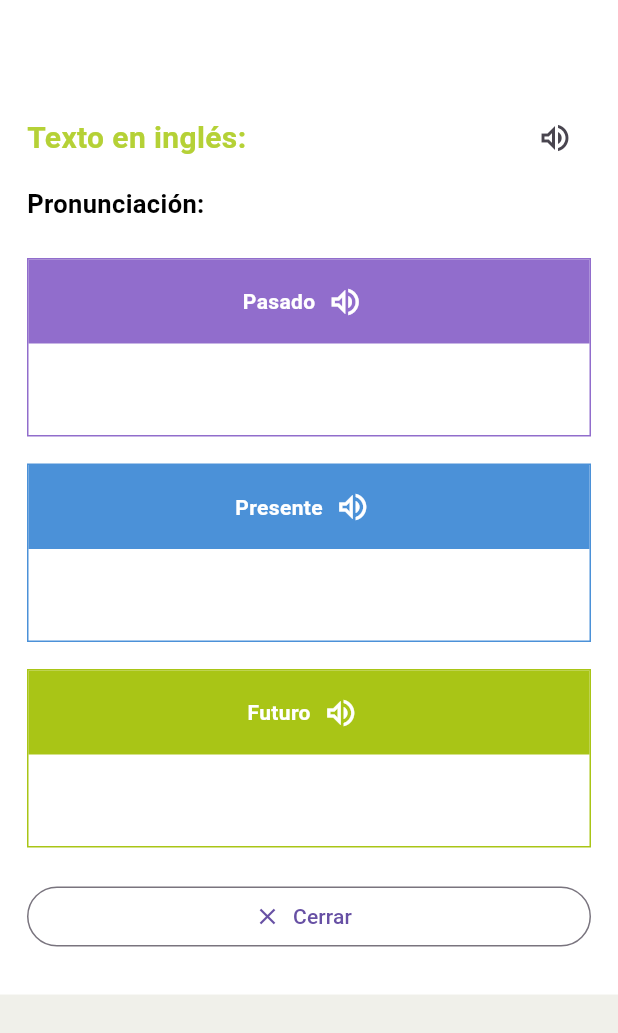
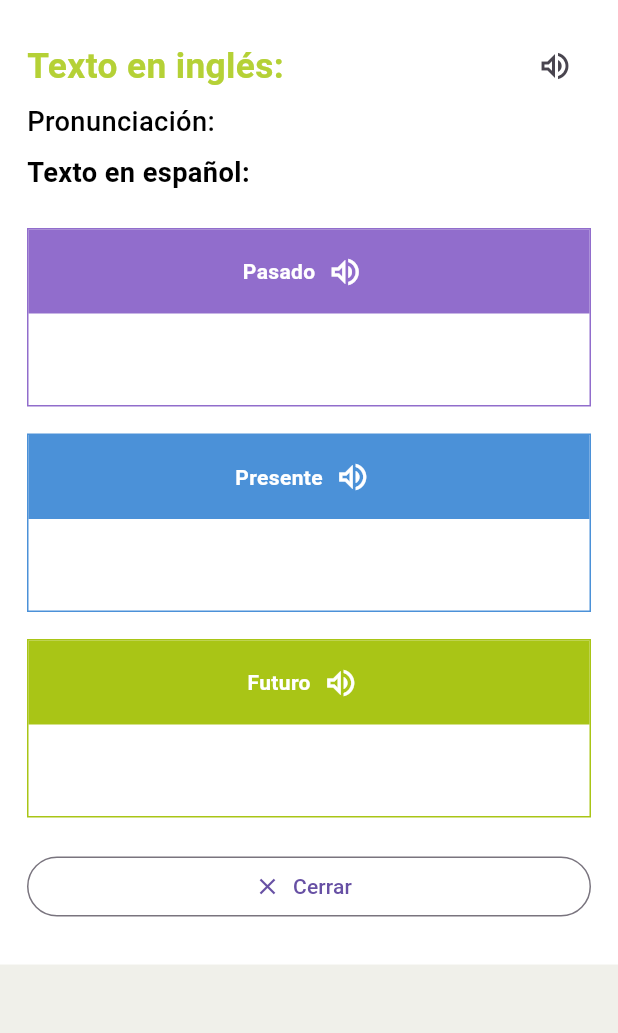
Before and after one commit to Feliandres41/AN-ikii, a Flutter app: the _ResultadoCamara widget shown alone on an empty page, opened directly with empty values, on a phone screen of 412 x 824 dp. Shown: the top 1033 px of the screen. Run offline on Flutter 3.47's test engine with Material 3 defaults, Android fonts, the phone set to English and light mode, and no system bars; our stand-ins replace camera, connectivity_plus, flutter_tts, google_generative_ai, internet_connection_checker_plus, shared_preferences; accounts and stored records are empty; network calls fail.

Commit message:
fix: arreglo de vista

```diff
--- a/lib/screens/camera_screen.dart
+++ b/lib/screens/camera_screen.dart
@@ -38,10 +38,7 @@ class _CameraScreenState extends State<CameraScreen> {
       barrierDismissible: false,
       builder: (dialogContext) => Dialog(
         backgroundColor: Colors.transparent,
-        insetPadding: const EdgeInsets.symmetric(
-          horizontal: 18,
-          vertical: 24,
-        ),
+        insetPadding: const EdgeInsets.symmetric(horizontal: 18, vertical: 24),
         child: ConstrainedBox(
           constraints: BoxConstraints(
             maxHeight: MediaQuery.sizeOf(dialogContext).height * 0.82,
@@ -171,8 +168,7 @@ class _CameraScreenState extends State<CameraScreen> {
                                 child: Column(
                                   mainAxisAlignment: MainAxisAlignment.center,
                                   spacing: ancho * 0.01,
-                                  crossAxisAlignment:
-                                      CrossAxisAlignment.start,
+                                  crossAxisAlignment: CrossAxisAlignment.start,
                                   children: [
                                     Text(
                                       "Molde de Escaneo Inteligente",
@@ -250,6 +246,13 @@ class _ResultadoCamara extends StatelessWidget {
   @override
   Widget build(BuildContext context) {
     final temas = Provider.of<ThemeApk>(context);
+    final anchoDiseno = MediaQuery.sizeOf(context).width.clamp(0.0, 600.0);
+    final tamanoTextoTermino = (anchoDiseno * 0.045)
+        .clamp(18.0, 24.0)
+        .toDouble();
+    final tamanoTextoPronunciacion = (anchoDiseno * 0.032)
+        .clamp(13.0, 16.0)
+        .toDouble();
     final secciones = [
       ("Pasado", resultado["oracion_pasado"], const Color(0xff916dcc)),
       ("Presente", resultado["oracion_presente"], const Color(0xff4b91d8)),
@@ -269,51 +272,44 @@ class _ResultadoCamara extends StatelessWidget {
                 children: [
                   Expanded(
                     child: Text(
-                      '${resultado["objeto_esp"] ?? "Resultado"}',
-                      style: TextStyle(
-                        color: temas.letrasModoOscuro,
-                        fontSize: 25,
-                        fontWeight: FontWeight.bold,
-                      ),
-                    ),
-                  ),
-                ],
-              ),
-              const SizedBox(height: 12),
-              Column(
-                crossAxisAlignment: CrossAxisAlignment.stretch,
-                children: [
-                  Row(
-                    children: [
-                      Expanded(
-                        child: Text(
                       "Texto en inglés: ${resultado["objeto_eng"] ?? "Sin información"}",
                       style: TextStyle(
                         color: ThemeApk.verdeModoOscuro,
-                            fontSize: 20,
+                        fontSize: tamanoTextoTermino+5,
                         fontWeight: FontWeight.bold,
                       ),
                     ),
                   ),
                   IconButton(
                     tooltip: "Escuchar término",
-                        onPressed: () => VoiceConfig.hablar(
-                          '${resultado["objeto_eng"] ?? ""}',
-                        ),
+                    onPressed: () =>
+                        VoiceConfig.hablar('${resultado["objeto_eng"] ?? ""}'),
                     icon: const Icon(Icons.volume_up_outlined),
                   ),
                 ],
               ),
-                  const SizedBox(height: 8),
-                  Text(
+              Align(
+                alignment: Alignment.centerLeft,
+                child: Text(
                   "Pronunciación: ${resultado["pronunciacion"] ?? "Sin información"}",
                   style: TextStyle(
                     color: temas.letrasModoOscuro,
-                      fontSize: 17,
-                      fontWeight: FontWeight.w600,
+                    fontSize: tamanoTextoPronunciacion+5,
+                    fontWeight: FontWeight.w500,
                   ),
                 ),
-                ],
+              ),
+              const SizedBox(height: 8),
+              Align(
+                alignment: Alignment.centerLeft,
+                child: Text(
+                  "Texto en español: ${resultado["objeto_esp"] ?? "Sin información"}",
+                  style: TextStyle(
+                    color: temas.letrasModoOscuro,
+                    fontSize: tamanoTextoPronunciacion+5,
+                    fontWeight: FontWeight.bold,
+                  ),
+                ),
               ),
               const SizedBox(height: 24),
               for (final seccion in secciones)
@@ -343,10 +339,12 @@ class _ResultadoCamara extends StatelessWidget {
                             IconButton(
                               tooltip: "Escuchar oración",
                               visualDensity: VisualDensity.compact,
-                              onPressed: () => VoiceConfig.hablar(
-                                '${seccion.$2 ?? ""}',
+                              onPressed: () =>
+                                  VoiceConfig.hablar('${seccion.$2 ?? ""}'),
+                              icon: const Icon(
+                                Icons.volume_up_outlined,
+                                color: Colors.white,
                               ),
-                              icon: const Icon(Icons.volume_up_outlined,color: Colors.white,),
                             ),
                           ],
                         ),
```
Also changed, not shown: lib/screens/history_screen.dart (+130 -96 lines). Lines whose indentation alone changed are shown as unchanged.
